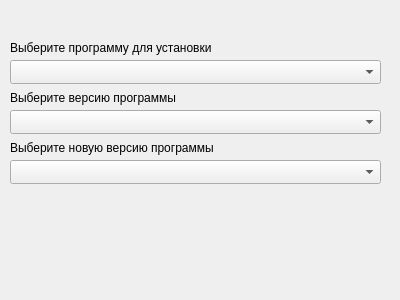
Mektus32/Installer, file screens/program_choose.ui: the form before one commit.
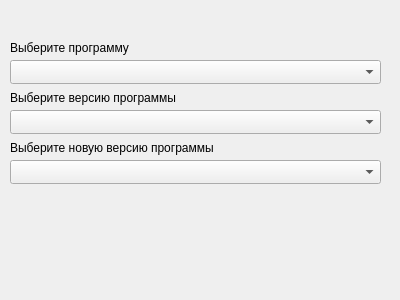
The form after the commit.

```diff
--- a/screens/program_choose.ui
+++ b/screens/program_choose.ui
@@ -33,7 +33,7 @@
     </rect>
    </property>
    <property name="text">
-    <string>Выберите программу для установки</string>
+    <string>Выберите программу</string>
    </property>
   </widget>
   <widget class="QLabel" name="version_caption">
```
